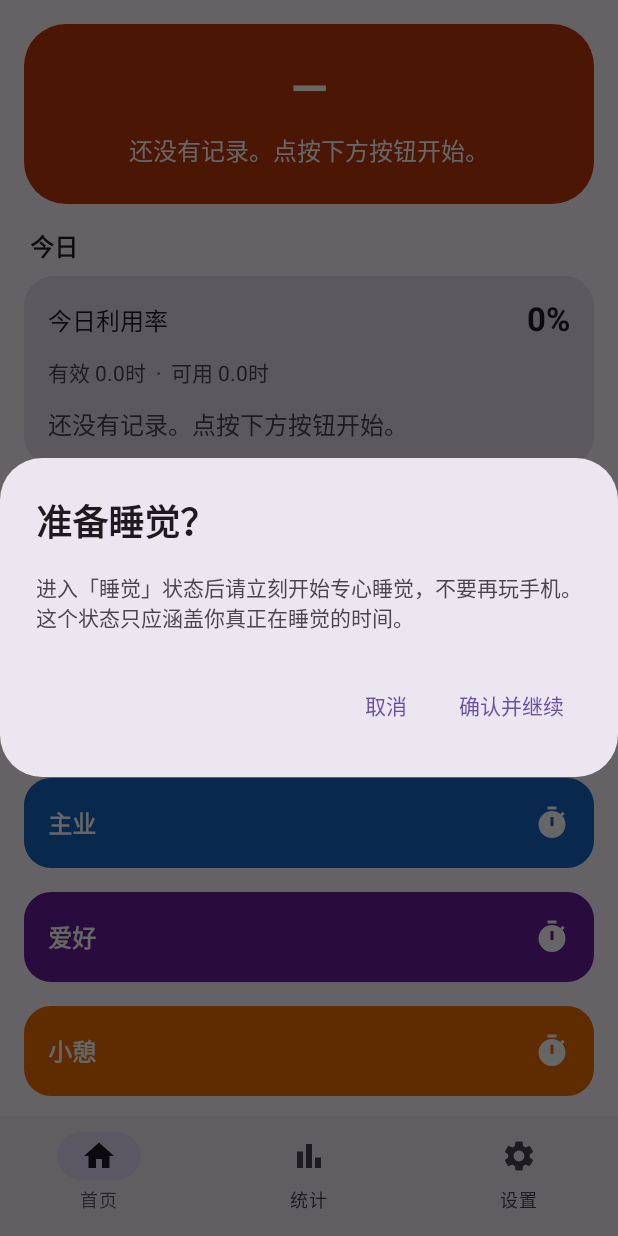
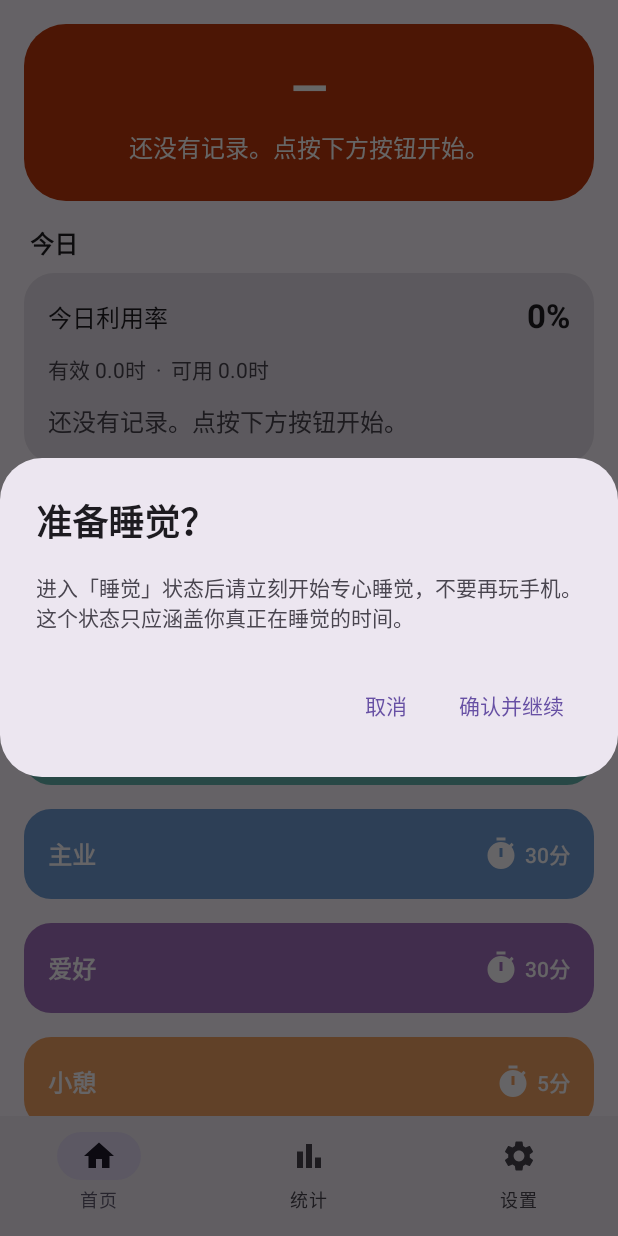
Before and after one commit to 5eqn/time-n-you, an Android app built with Jetpack Compose: the screen it shows after launch (MainActivity), after a tap on "睡觉", on a phone screen of 412 x 824 dp. Run offline under Robolectric (Android 15) with nearby library versions, the phone set to English and light mode, and no system bars; our stand-ins replace Room's generated code.

Commit message:
Fix style

```diff
--- a/app/src/main/java/com/seqn/timewatcher/ui/components/StateChip.kt
+++ b/app/src/main/java/com/seqn/timewatcher/ui/components/StateChip.kt
@@ -1,13 +1,16 @@
 package com.seqn.timewatcher.ui.components
 
 import androidx.compose.foundation.background
-import androidx.compose.foundation.border
 import androidx.compose.foundation.clickable
 import androidx.compose.foundation.layout.Arrangement
 import androidx.compose.foundation.layout.Box
+import androidx.compose.foundation.layout.Column
 import androidx.compose.foundation.layout.Row
+import androidx.compose.foundation.layout.Spacer
 import androidx.compose.foundation.layout.fillMaxWidth
+import androidx.compose.foundation.layout.height
 import androidx.compose.foundation.layout.padding
+import androidx.compose.foundation.layout.width
 import androidx.compose.foundation.shape.RoundedCornerShape
 import androidx.compose.material.icons.Icons
 import androidx.compose.material.icons.filled.Timer
@@ -17,13 +20,20 @@ import androidx.compose.material3.Text
 import androidx.compose.runtime.Composable
 import androidx.compose.ui.Alignment
 import androidx.compose.ui.Modifier
+import androidx.compose.ui.draw.alpha
 import androidx.compose.ui.draw.clip
 import androidx.compose.ui.text.font.FontWeight
 import androidx.compose.ui.unit.dp
 import com.seqn.timewatcher.util.ColorUtil
+import com.seqn.timewatcher.util.TimeUtil
 
 /** A wide, tappable state pill. Lean: flat Box + background + clickable (no Surface/shadow),
- *  since these are the items recycled during Home scrolling. */
+ *  since these are the items recycled during Home scrolling.
+ *
+ *  Carries the state's [note] (e.g. 「生活」's "吃饭、洗漱、运动……") as a secondary line, and shows
+ *  the configured pomodoro *total* time (e.g. "30分") for pomodoro-enabled states. The active
+ *  state renders at full brightness while the others are dimmed — a selection signal that reads
+ *  cleanly on a white background, where a white border would simply vanish. */
 @Composable
 fun StateChip(
     name: String,
@@ -32,16 +42,18 @@ fun StateChip(
     showPomodoro: Boolean,
     onClick: () -> Unit,
     modifier: Modifier = Modifier,
+    note: String? = null,
+    pomodoroMinutes: Int = 0,
 ) {
     val bg = ColorUtil.colorFor(colorSeed)
     val onColor = ColorUtil.OnFill
     val shape = RoundedCornerShape(18.dp)
     Box(
         modifier
+            .alpha(if (selected) 1f else 0.6f)
             .fillMaxWidth()
             .clip(shape)
             .background(bg)
-            .then(if (selected) Modifier.border(2.5.dp, onColor, shape) else Modifier)
             .clickable(onClick = onClick),
     ) {
         Row(
@@ -49,9 +61,29 @@ fun StateChip(
             verticalAlignment = Alignment.CenterVertically,
             horizontalArrangement = Arrangement.SpaceBetween,
         ) {
-            Text(name, style = MaterialTheme.typography.titleMedium, fontWeight = FontWeight.SemiBold, color = onColor)
+            Column(Modifier.weight(1f)) {
+                Text(name, style = MaterialTheme.typography.titleMedium, fontWeight = FontWeight.SemiBold, color = onColor)
+                if (!note.isNullOrBlank()) {
+                    Spacer(Modifier.height(4.dp))
+                    Text(
+                        note,
+                        style = MaterialTheme.typography.bodySmall,
+                        color = onColor.copy(alpha = 0.85f),
+                    )
+                }
+            }
             if (showPomodoro) {
-                Icon(Icons.Filled.Timer, contentDescription = null, tint = onColor)
+                Spacer(Modifier.width(12.dp))
+                Row(verticalAlignment = Alignment.CenterVertically) {
+                    Icon(Icons.Filled.Timer, contentDescription = null, tint = onColor)
+                    Spacer(Modifier.width(4.dp))
+                    Text(
+                        TimeUtil.formatHm(pomodoroMinutes.toLong() * 60_000L),
+                        style = MaterialTheme.typography.bodyMedium,
+                        fontWeight = FontWeight.SemiBold,
+                        color = onColor,
+                    )
+                }
             }
         }
     }
--- a/app/src/main/java/com/seqn/timewatcher/ui/home/HomeScreen.kt
+++ b/app/src/main/java/com/seqn/timewatcher/ui/home/HomeScreen.kt
@@ -148,6 +148,8 @@ fun HomeScreen() {
                 selected = latest?.stateId == def.id,
                 showPomodoro = def.pomodoroEnabled,
                 onClick = { onStateTap(def) },
+                note = def.note,
+                pomodoroMinutes = def.pomodoroMinutes,
             )
         }
     }
@@ -197,8 +199,6 @@ private fun CurrentStateCard(
     val elapsed = (latest?.let { now - it.timestamp } ?: 0L).coerceAtLeast(0L)
     val remaining = latest?.pomodoroEndTs?.let { it - now } ?: Long.MAX_VALUE
     val pomodoroActive = latest != null && latest.pomodoroEndTs != null && remaining > 0
-    val note = currentDef?.note?.takeIf { it.isNotBlank() }
-
     val name = latest?.stateName ?: "—"
     val seed = currentDef?.id ?: latest?.stateId ?: "default"
     val bg = ColorUtil.colorFor(seed)
@@ -214,32 +214,28 @@ private fun CurrentStateCard(
         horizontalAlignment = Alignment.CenterHorizontally,
     ) {
         Text(name, style = MaterialTheme.typography.headlineLarge, fontWeight = FontWeight.Bold, color = onColor)
-        if (note != null) {
-            Text(note, style = MaterialTheme.typography.bodyMedium, color = onColor.copy(alpha = 0.85f))
-        }
-        Spacer(Modifier.height(10.dp))
+        Spacer(Modifier.height(8.dp))
         if (latest == null) {
             Text(stringResource(R.string.no_state_yet), color = onColor)
-        } else if (pomodoroActive) {
-            // Item 7: prominent countdown with the current wall-clock time beside it.
-            Text(
-                TimeUtil.formatClock(remaining),
-                style = MaterialTheme.typography.headlineMedium,
-                fontWeight = FontWeight.Bold,
-                color = onColor,
-            )
-            Spacer(Modifier.height(6.dp))
-            Text(
-                "${TimeUtil.formatWallClock(now)}  ·  ${stringResource(R.string.elapsed)} ${TimeUtil.formatElapsed(elapsed)}",
-                style = MaterialTheme.typography.bodyMedium,
-                color = onColor.copy(alpha = 0.9f),
-            )
         } else {
             Text(
                 "${stringResource(R.string.elapsed)}  ${TimeUtil.formatElapsed(elapsed)}",
                 style = MaterialTheme.typography.bodyLarge,
                 color = onColor,
             )
+            if (pomodoroActive) {
+                Spacer(Modifier.height(6.dp))
+                Row(verticalAlignment = Alignment.CenterVertically) {
+                    Icon(Icons.Filled.Timer, contentDescription = null, tint = onColor)
+                    Spacer(Modifier.width(6.dp))
+                    Text(
+                        "${stringResource(R.string.remaining)} ${TimeUtil.formatClock(remaining)}",
+                        style = MaterialTheme.typography.bodyLarge,
+                        fontWeight = FontWeight.SemiBold,
+                        color = onColor,
+                    )
+                }
+            }
         }
     }
 }
```
